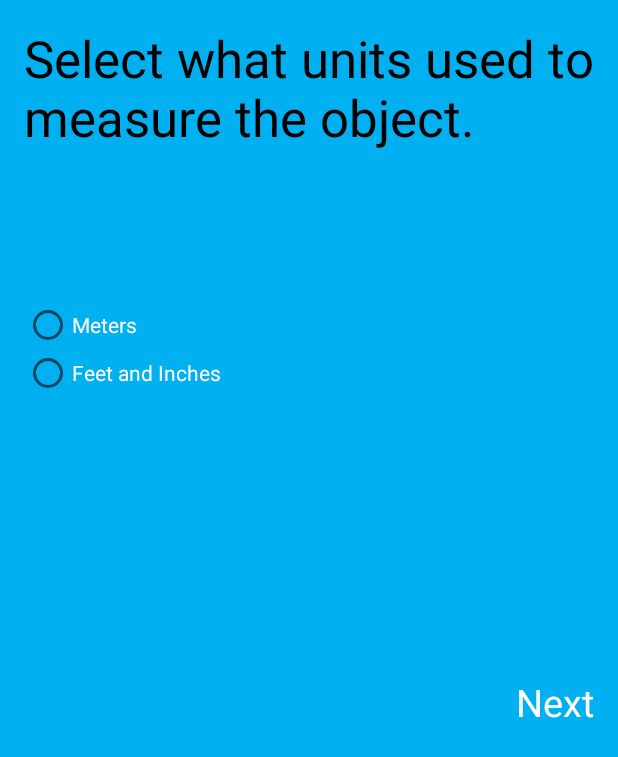
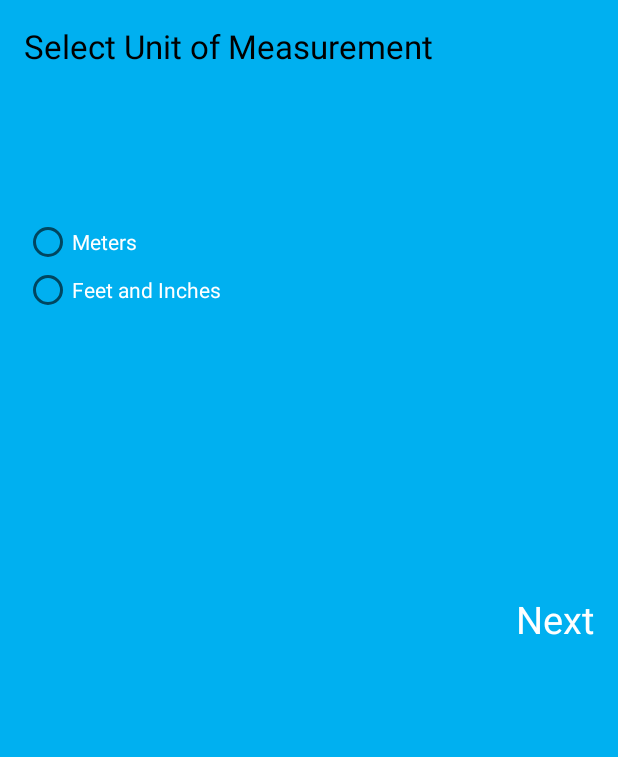
Before and after one commit to lorenz21/VideoGraph, an Android app: the ScaleActivity screen opened directly, with no data from a screen before it, on a phone screen of 412 x 824 dp. Shown: the top 757 px of the screen. Run offline under Robolectric (Android 15) with nearby library versions, the phone set to English and light mode, and no system bars.

Commit message:
adjusted layout of scale video xml

```diff
--- a/app/src/main/res/layout/activity_scale.xml
+++ b/app/src/main/res/layout/activity_scale.xml
@@ -15,11 +15,10 @@
     <TextView
         android:layout_width="wrap_content"
         android:layout_height="wrap_content"
-        android:textAppearance="?android:attr/textAppearanceMedium"
-        android:text="@string/title_text"
+        android:textAppearance="?android:attr/textAppearanceLarge"
+        android:text="Select Unit of Measurement"
         android:id="@+id/titleText"
-        android:textColor="#ff000000"
-        android:textSize="34sp"
+        android:textColor="@color/text"
         android:textIsSelectable="false" />
     <RadioGroup
         android:layout_width="fill_parent"
--- a/app/src/main/res/layout/activity_scale_video.xml
+++ b/app/src/main/res/layout/activity_scale_video.xml
@@ -4,12 +4,13 @@
     android:gravity="center"
     android:layout_width="fill_parent"
     android:layout_height="fill_parent"
-    android:background="#00B0F0">
+    android:background="@color/background">
 
     <FrameLayout
         android:layout_width="match_parent"
         android:layout_height="0dp"
-        android:layout_weight="1">
+        android:layout_weight="1"
+        android:background="#000000">
 
         <VideoView
             android:layout_width="match_parent"
```
